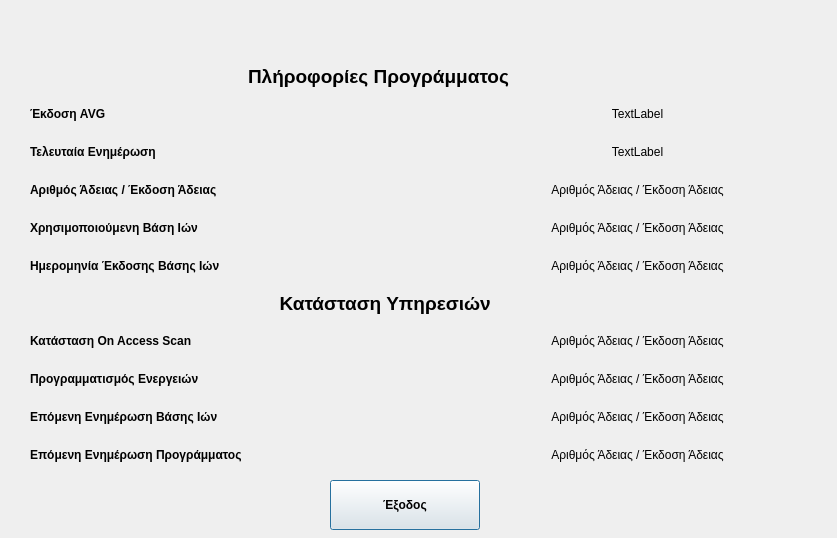
Old version of the form PrimeAVG/ui/currentStatus.ui in the repository cti-gr/avgui.
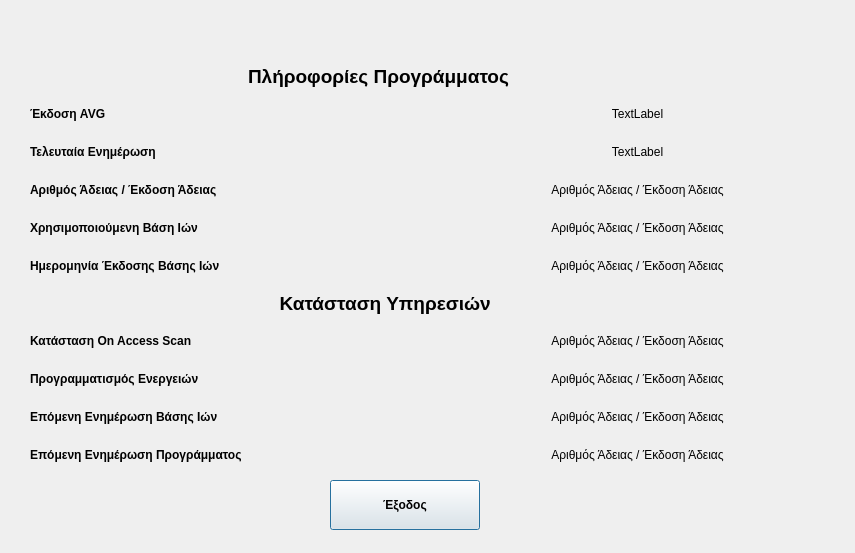
New version of the form. Icons and pictures are not drawn.

The edit to the form file:
```diff
--- a/PrimeAVG/ui/currentStatus.ui
+++ b/PrimeAVG/ui/currentStatus.ui
@@ -6,10 +6,22 @@
    <rect>
     <x>0</x>
     <y>0</y>
-    <width>837</width>
-    <height>538</height>
+    <width>855</width>
+    <height>553</height>
    </rect>
   </property>
+  <property name="minimumSize">
+   <size>
+    <width>855</width>
+    <height>553</height>
+   </size>
+  </property>
+  <property name="maximumSize">
+   <size>
+    <width>855</width>
+    <height>553</height>
+   </size>
+  </property>
   <property name="font">
    <font>
     <weight>75</weight>
```
Left out of the diff: 4 changed lines with no effect on the pictures.
